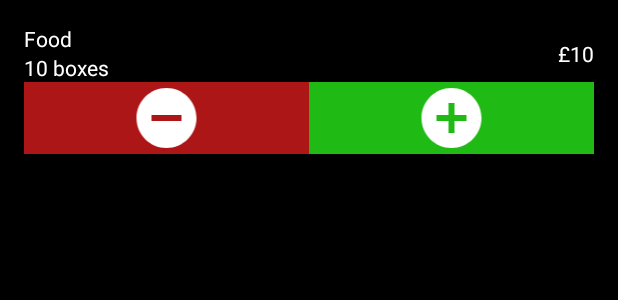
After one commit to SDP15/goodb0i, an Android app: the layout list_item.xml on its own in the app's theme, with its tools: preview values and no code run, on a phone screen of 412 x 824 dp. The commit adds this screen. Shown: the top 300 px of the screen. Run offline under Robolectric (Android 15) with nearby library versions, the phone set to English and light mode, and no system bars.

Commit message:
Add list item layout.

```diff
--- /dev/null
+++ b/android/App/app/src/main/res/drawable/ic_add_circle_white.xml
@@ -0,0 +1,5 @@
+<vector android:height="24dp" android:tint="#FFFFFF"
+    android:viewportHeight="24.0" android:viewportWidth="24.0"
+    android:width="24dp" xmlns:android="http://schemas.android.com/apk/res/android">
+    <path android:fillColor="#FF000000" android:pathData="M12,2C6.48,2 2,6.48 2,12s4.48,10 10,10 10,-4.48 10,-10S17.52,2 12,2zM17,13h-4v4h-2v-4L7,13v-2h4L11,7h2v4h4v2z"/>
+</vector>
--- /dev/null
+++ b/android/App/app/src/main/res/drawable/ic_remove_circle_white.xml
@@ -0,0 +1,5 @@
+<vector android:height="24dp" android:tint="#FFFFFF"
+    android:viewportHeight="24.0" android:viewportWidth="24.0"
+    android:width="24dp" xmlns:android="http://schemas.android.com/apk/res/android">
+    <path android:fillColor="#FF000000" android:pathData="M12,2C6.48,2 2,6.48 2,12s4.48,10 10,10 10,-4.48 10,-10S17.52,2 12,2zM17,13L7,13v-2h10v2z"/>
+</vector>
--- a/android/App/app/src/main/res/layout/layout_login.xml
+++ b/android/App/app/src/main/res/layout/layout_login.xml
@@ -4,7 +4,6 @@
                                                    xmlns:tools="http://schemas.android.com/tools"
                                                    android:layout_width="match_parent"
                                                    android:layout_height="match_parent"
-    android:background="@color/tescoBlue"
                                                    android:orientation="vertical">
 
     <androidx.appcompat.widget.AppCompatTextView
@@ -16,7 +15,7 @@
             app:layout_constraintBottom_toBottomOf="@+id/login_code_input"
             app:layout_constraintEnd_toEndOf="parent"
             app:layout_constraintStart_toStartOf="parent"
-        app:layout_constraintTop_toTopOf="parent" />
+            app:layout_constraintTop_toTopOf="parent"/>
 
     <androidx.appcompat.widget.AppCompatEditText
             android:id="@+id/login_code_input"
@@ -28,5 +27,5 @@
             app:layout_constraintBottom_toBottomOf="parent"
             app:layout_constraintEnd_toEndOf="parent"
             app:layout_constraintStart_toStartOf="parent"
-        app:layout_constraintTop_toTopOf="parent" />
+            app:layout_constraintTop_toTopOf="parent"/>
 </androidx.constraintlayout.widget.ConstraintLayout>
--- /dev/null
+++ b/android/App/app/src/main/res/layout/list_item.xml
@@ -0,0 +1,66 @@
+<?xml version="1.0" encoding="utf-8"?>
+<androidx.constraintlayout.widget.ConstraintLayout xmlns:android="http://schemas.android.com/apk/res/android"
+    xmlns:app="http://schemas.android.com/apk/res-auto"
+    xmlns:tools="http://schemas.android.com/tools"
+    android:layout_width="match_parent"
+    android:layout_height="wrap_content"
+    android:layout_margin="16dp">
+
+
+    <androidx.appcompat.widget.AppCompatTextView
+        android:id="@+id/text_item_name"
+        android:layout_width="wrap_content"
+        android:layout_height="wrap_content"
+        app:layout_constraintBottom_toTopOf="@+id/text_item_quantity"
+        app:layout_constraintLeft_toLeftOf="parent"
+        app:layout_constraintTop_toTopOf="parent"
+        tools:text="Food" />
+
+
+    <androidx.appcompat.widget.AppCompatTextView
+        android:id="@+id/text_item_quantity"
+        android:layout_width="wrap_content"
+        android:layout_height="wrap_content"
+        app:layout_constraintLeft_toLeftOf="parent"
+        app:layout_constraintTop_toBottomOf="@+id/text_item_name"
+        tools:text="10 boxes" />
+
+    <androidx.appcompat.widget.AppCompatTextView
+        android:id="@+id/text_item_price"
+        android:layout_width="wrap_content"
+        android:layout_height="wrap_content"
+        app:layout_constraintBottom_toTopOf="@+id/item_button_container"
+        app:layout_constraintRight_toRightOf="parent"
+        app:layout_constraintTop_toTopOf="parent"
+        tools:text="£10" />
+
+    <LinearLayout
+        android:id="@+id/item_button_container"
+        android:layout_width="match_parent"
+        android:layout_height="wrap_content"
+        app:layout_constraintTop_toBottomOf="@+id/text_item_quantity"
+        app:layout_constraintBottom_toBottomOf="parent">
+
+        <androidx.appcompat.widget.AppCompatImageButton
+            android:layout_width="0dp"
+            android:layout_weight="0.5"
+            android:layout_height="wrap_content" android:id="@+id/button_negative"
+            android:background="@color/colorNegative"
+            android:minHeight="48dp"
+            android:src="@drawable/ic_remove_circle_white"
+            android:scaleType="fitCenter"
+            android:adjustViewBounds="false"/>
+
+        <androidx.appcompat.widget.AppCompatImageButton
+            android:layout_width="0dp"
+            android:layout_weight="0.5"
+            android:layout_height="wrap_content" android:id="@+id/button_positive"
+            android:background="@color/colorPositive"
+            android:minHeight="48dp"
+            android:src="@drawable/ic_add_circle_white"
+            android:scaleType="fitCenter"
+            android:adjustViewBounds="false"/>
+
+    </LinearLayout>
+
+</androidx.constraintlayout.widget.ConstraintLayout>
--- a/android/App/app/src/main/res/values/styles.xml
+++ b/android/App/app/src/main/res/values/styles.xml
@@ -6,10 +6,13 @@
         <item name="colorPrimary">@color/colorPrimary</item>
         <item name="colorPrimaryDark">@color/colorPrimaryDark</item>
         <item name="colorAccent">@color/colorAccent</item>
+        <item name="android:background">@color/darkBackground</item>
+        <item name="android:textColor">@android:color/white</item>
     </style>
 
     <style name="TitleText" parent="Base.TextAppearance.AppCompat.Display1">
         <item name="android:textColor">@android:color/primary_text_dark</item>
     </style>
 
+
 </resources>
```
Also changed, not shown: 1 other file. Lines whose indentation alone changed are shown as unchanged.
